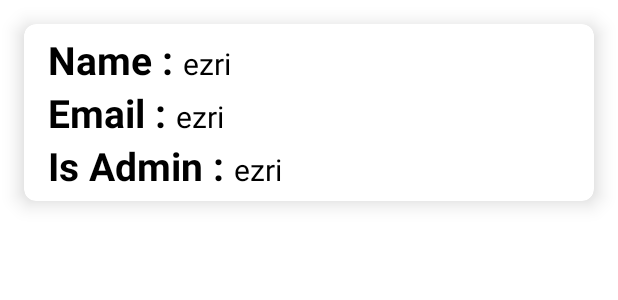
After one commit to ezri1234/MDAmanage, an Android app: the layout item.xml on its own in the app's theme, with its tools: preview values and no code run, on a phone screen of 412 x 824 dp. The commit adds this screen. Shown: the top 300 px of the screen. Run offline under Robolectric (Android 15) with nearby library versions, the light colour scheme and no system bars.

```diff
--- a/app/src/main/AndroidManifest.xml
+++ b/app/src/main/AndroidManifest.xml
@@ -9,6 +9,9 @@
         android:roundIcon="@mipmap/ic_launcher_round"
         android:supportsRtl="true"
         android:theme="@style/Theme.MDAmanage">
+        <activity
+            android:name=".RecycleViewAdmin"
+            android:exported="true" />
         <activity
             android:name=".RegularUserActivity"
             android:exported="true" />
--- a/app/src/main/java/com/ezrimo/mdamanage/adminActivity.java
+++ b/app/src/main/java/com/ezrimo/mdamanage/adminActivity.java
@@ -23,4 +23,8 @@ public class adminActivity extends AppCompatActivity {
         startActivity(new Intent(getApplicationContext(), SignInUpActivity.class));
         finish();
     }
+
+    public void Users(View view) {
+        startActivity(new Intent(this, RecycleViewAdmin.class));
+    }
 }
--- /dev/null
+++ b/app/src/main/res/layout/item.xml
@@ -0,0 +1,94 @@
+<?xml version="1.0" encoding="utf-8"?>
+<androidx.cardview.widget.CardView xmlns:android="http://schemas.android.com/apk/res/android"
+    android:layout_width="match_parent"
+    android:layout_height="wrap_content"
+    xmlns:app="http://schemas.android.com/apk/res-auto"
+    app:cardElevation="8dp"
+    app:cardCornerRadius="8dp"
+    android:layout_margin="16dp"
+    >
+
+
+    <LinearLayout
+        android:layout_width="wrap_content"
+        android:layout_height="wrap_content"
+        android:layout_marginStart="16dp"
+        android:layout_marginVertical="6dp"
+        android:orientation="vertical">
+
+        <LinearLayout
+            android:layout_width="wrap_content"
+            android:layout_height="wrap_content"
+            android:layout_gravity="left"
+            android:orientation="horizontal">
+
+            <TextView
+                android:layout_width="wrap_content"
+                android:layout_height="wrap_content"
+                android:text="Name : "
+                android:textColor="@color/black"
+                android:textSize="26sp"
+                android:textStyle="bold"/>
+            <TextView
+                android:layout_width="wrap_content"
+                android:layout_height="wrap_content"
+                android:id="@+id/fullName"
+                android:text="ezri"
+                android:textColor="@color/black"
+                android:textSize="20sp"/>
+
+
+        </LinearLayout>
+
+        <LinearLayout
+            android:layout_width="wrap_content"
+            android:layout_height="wrap_content"
+            android:layout_gravity="left"
+            android:orientation="horizontal">
+
+            <TextView
+                android:layout_width="wrap_content"
+                android:layout_height="wrap_content"
+                android:text="Email : "
+                android:textColor="@color/black"
+                android:textSize="26sp"
+                android:textStyle="bold"/>
+            <TextView
+                android:layout_width="wrap_content"
+                android:layout_height="wrap_content"
+                android:id="@+id/userEmail"
+                android:text="ezri"
+                android:textColor="@color/black"
+                android:textSize="20sp"/>
+
+
+        </LinearLayout>
+
+        <LinearLayout
+            android:layout_width="wrap_content"
+            android:layout_height="wrap_content"
+            android:layout_gravity="left"
+            android:orientation="horizontal">
+
+            <TextView
+                android:layout_width="wrap_content"
+                android:layout_height="wrap_content"
+                android:text="Is Admin : "
+                android:textColor="@color/black"
+                android:textSize="26sp"
+                android:textStyle="bold"/>
+            <TextView
+                android:layout_width="wrap_content"
+                android:layout_height="wrap_content"
+                android:id="@+id/isAdmin"
+                android:text="ezri"
+                android:textColor="@color/black"
+                android:textSize="20sp"/>
+
+
+        </LinearLayout>
+
+    </LinearLayout>
+
+
+</androidx.cardview.widget.CardView>
```
Also changed, not shown: app/src/main/java/com/ezrimo/mdamanage/RecycleAdapter.java (added, +61 -0 lines), app/src/main/java/com/ezrimo/mdamanage/RecycleViewAdmin.java (added, +91 -0 lines), app/src/main/java/com/ezrimo/mdamanage/SignUpTabFragment.java (+4 -4 lines), app/src/main/java/com/ezrimo/mdamanage/User.java (added, +39 -0 lines), app/src/main/res/layout/activity_admin.xml (+17 -2 lines), app/src/main/res/layout/activity_recycle_view_admin.xml (added, +18 -0 lines), app/src/main/res/layout/login_tab_fragment.xml (+2 -19 lines), app/src/main/res/layout/singup_tab_fragment.xml (+7 -7 lines).
